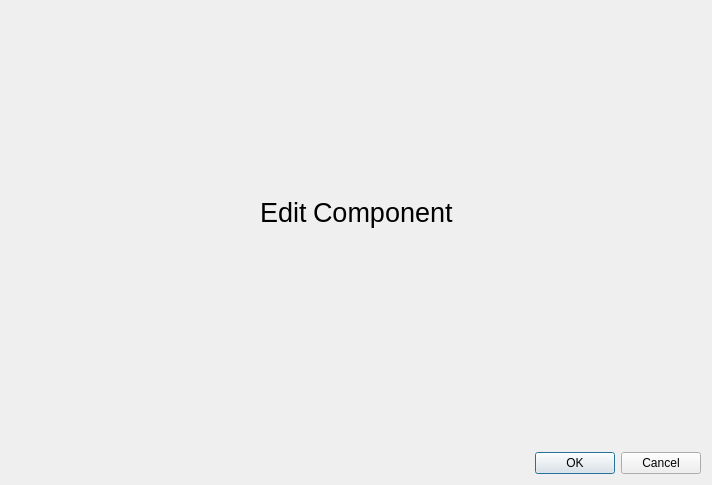
Old version of the form microstation/ui/component_editor.ui in the repository TheCheese42/microstation.
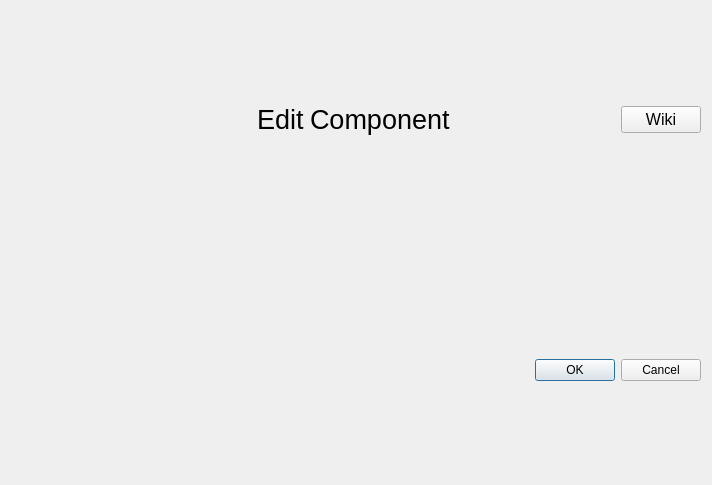
New version of the form. Icons and pictures are not drawn.

Diff of the .ui file:
```diff
--- a/microstation/ui/component_editor.ui
+++ b/microstation/ui/component_editor.ui
@@ -20,6 +20,22 @@
   <layout class="QVBoxLayout" name="verticalLayout">
    <item>
     <layout class="QHBoxLayout" name="horizontalLayout_3">
+     <item>
+      <spacer name="horizontalSpacer_3">
+       <property name="orientation">
+        <enum>Qt::Horizontal</enum>
+       </property>
+       <property name="sizeType">
+        <enum>QSizePolicy::Fixed</enum>
+       </property>
+       <property name="sizeHint" stdset="0">
+        <size>
+         <width>80</width>
+         <height>20</height>
+        </size>
+       </property>
+      </spacer>
+     </item>
      <item>
       <spacer name="horizontalSpacer">
        <property name="orientation">
@@ -82,6 +98,27 @@
        </property>
       </spacer>
      </item>
+     <item>
+      <widget class="QPushButton" name="wikiBtn">
+       <property name="minimumSize">
+        <size>
+         <width>80</width>
+         <height>0</height>
+        </size>
+       </property>
+       <property name="font">
+        <font>
+         <pointsize>12</pointsize>
+        </font>
+       </property>
+       <property name="toolTip">
+        <string>Find out more about this Component on the Microstation Wiki</string>
+       </property>
+       <property name="text">
+        <string>Wiki</string>
+       </property>
+      </widget>
+     </item>
     </layout>
    </item>
    <item>
```
